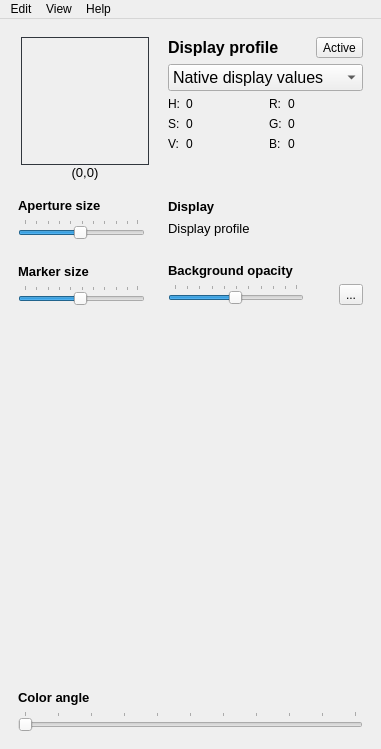
This is colorpicker.ui in mikaelsundell/colorpicker as Qt 5 draws it before an edit. The edited form follows.
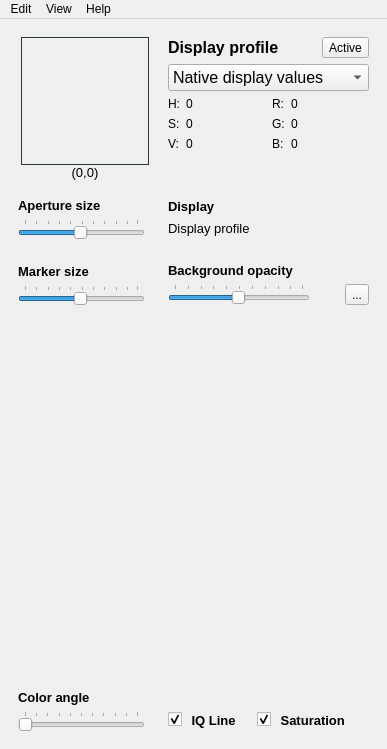
This is the edited form. Icons and pictures are not drawn. Custom widgets are drawn as their Qt base class.

Commit message: Added IQ line and saturation labels

Patch:
```diff
--- a/colorpicker.ui
+++ b/colorpicker.ui
@@ -6,7 +6,7 @@
    <rect>
     <x>0</x>
     <y>0</y>
-    <width>381</width>
+    <width>387</width>
     <height>749</height>
    </rect>
   </property>
@@ -751,7 +751,36 @@
         </layout>
        </item>
        <item>
+        <layout class="QHBoxLayout" name="horizontalLayout_6">
+         <property name="spacing">
+          <number>0</number>
+         </property>
+         <property name="leftMargin">
+          <number>0</number>
+         </property>
+         <property name="topMargin">
+          <number>0</number>
+         </property>
+         <property name="rightMargin">
+          <number>0</number>
+         </property>
+         <property name="bottomMargin">
+          <number>0</number>
+         </property>
+         <item>
         <widget class="QWidget" name="widget_8" native="true">
+           <property name="minimumSize">
+            <size>
+             <width>145</width>
+             <height>0</height>
+            </size>
+           </property>
+           <property name="maximumSize">
+            <size>
+             <width>145</width>
+             <height>16777215</height>
+            </size>
+           </property>
          <layout class="QVBoxLayout" name="verticalLayout_8">
           <item>
            <widget class="QLabel" name="label_3">
@@ -786,6 +815,100 @@
          </layout>
         </widget>
        </item>
+         <item>
+          <widget class="QWidget" name="widget_9" native="true">
+           <layout class="QHBoxLayout" name="horizontalLayout_9">
+            <property name="topMargin">
+             <number>28</number>
+            </property>
+            <item>
+             <spacer name="horizontalSpacer_7">
+              <property name="orientation">
+               <enum>Qt::Horizontal</enum>
+              </property>
+              <property name="sizeType">
+               <enum>QSizePolicy::Preferred</enum>
+              </property>
+              <property name="sizeHint" stdset="0">
+               <size>
+                <width>5</width>
+                <height>20</height>
+               </size>
+              </property>
+             </spacer>
+            </item>
+            <item>
+             <widget class="QCheckBox" name="iqlines">
+              <property name="text">
+               <string/>
+              </property>
+              <property name="checked">
+               <bool>true</bool>
+              </property>
+             </widget>
+            </item>
+            <item>
+             <widget class="QLabel" name="label_4">
+              <property name="font">
+               <font>
+                <pointsize>10</pointsize>
+                <weight>75</weight>
+                <bold>true</bold>
+               </font>
+              </property>
+              <property name="text">
+               <string> IQ Line</string>
+              </property>
+             </widget>
+            </item>
+            <item>
+             <spacer name="horizontalSpacer_6">
+              <property name="orientation">
+               <enum>Qt::Horizontal</enum>
+              </property>
+              <property name="sizeType">
+               <enum>QSizePolicy::Fixed</enum>
+              </property>
+              <property name="sizeHint" stdset="0">
+               <size>
+                <width>15</width>
+                <height>20</height>
+               </size>
+              </property>
+             </spacer>
+            </item>
+            <item>
+             <widget class="QCheckBox" name="saturation">
+              <property name="text">
+               <string/>
+              </property>
+              <property name="checked">
+               <bool>true</bool>
+              </property>
+             </widget>
+            </item>
+            <item>
+             <widget class="QLabel" name="label_5">
+              <property name="font">
+               <font>
+                <pointsize>10</pointsize>
+                <weight>75</weight>
+                <bold>true</bold>
+               </font>
+              </property>
+              <property name="text">
+               <string> Saturation</string>
+              </property>
+             </widget>
+            </item>
+           </layout>
+          </widget>
+         </item>
+         <item>
+          <widget class="QWidget" name="widget_10" native="true"/>
+         </item>
+        </layout>
+       </item>
       </layout>
      </widget>
     </item>
@@ -796,7 +919,7 @@
     <rect>
      <x>0</x>
      <y>0</y>
-     <width>381</width>
+     <width>387</width>
      <height>24</height>
     </rect>
    </property>
```
Lines whose indentation alone changed are shown as unchanged. The commit also changes 3 other files.
